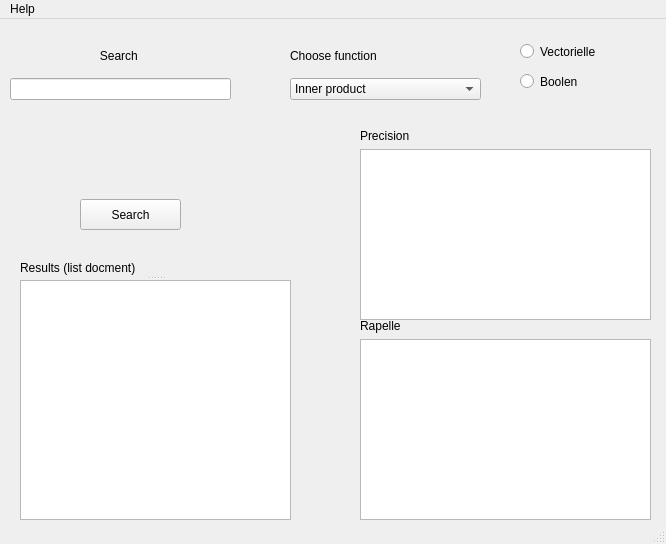
Old version of the form src/ui/main.ui in the repository youcefAZ/RI_project.
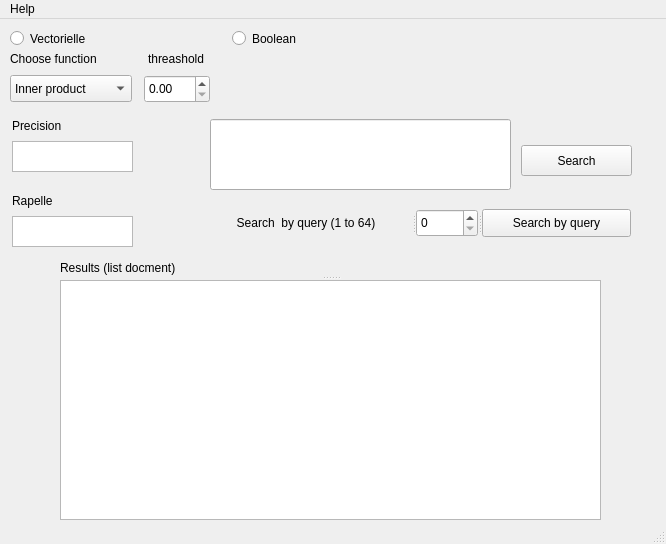
New version of the form.

Commit message:
Finish ui & add some useful functions & docstrings
* modify the ui, therefore the main_window_ui.py and main.ui files
* add get_them_all
* add all the needed functions for the gui
* i think this is a good v0.1

```diff
--- a/src/ui/main.ui
+++ b/src/ui/main.ui
@@ -17,9 +17,9 @@
    <widget class="QPushButton" name="search_btn">
     <property name="geometry">
      <rect>
-      <x>80</x>
-      <y>180</y>
-      <width>101</width>
+      <x>521</x>
+      <y>126</y>
+      <width>111</width>
       <height>31</height>
      </rect>
     </property>
@@ -27,38 +27,25 @@
      <string>Search</string>
     </property>
    </widget>
-   <widget class="QRadioButton" name="vectorielle_radio">
-    <property name="geometry">
-     <rect>
-      <x>520</x>
-      <y>20</y>
-      <width>95</width>
-      <height>25</height>
-     </rect>
-    </property>
-    <property name="text">
-     <string>Vectorielle</string>
-    </property>
-   </widget>
    <widget class="QRadioButton" name="boolean_radio">
     <property name="geometry">
      <rect>
-      <x>520</x>
-      <y>50</y>
-      <width>109</width>
+      <x>232</x>
+      <y>7</y>
+      <width>80</width>
       <height>25</height>
      </rect>
     </property>
     <property name="text">
-     <string>Boolen</string>
+     <string>Boolean</string>
     </property>
    </widget>
    <widget class="QSplitter" name="splitter">
     <property name="geometry">
      <rect>
-      <x>20</x>
+      <x>60</x>
       <y>240</y>
-      <width>271</width>
+      <width>541</width>
       <height>261</height>
      </rect>
     </property>
@@ -72,117 +59,172 @@
     </widget>
     <widget class="QTextBrowser" name="document_result_field"/>
    </widget>
-   <widget class="QWidget" name="layoutWidget">
+   <widget class="QDoubleSpinBox" name="threshold_field">
     <property name="geometry">
      <rect>
-      <x>290</x>
-      <y>20</y>
-      <width>191</width>
-      <height>61</height>
+      <x>144</x>
+      <y>56</y>
+      <width>66</width>
+      <height>28</height>
      </rect>
     </property>
-    <layout class="QVBoxLayout" name="verticalLayout">
-     <item>
-      <widget class="QLabel" name="func_chs_label">
-       <property name="text">
-        <string>Choose function</string>
-       </property>
-      </widget>
-     </item>
-     <item>
-      <widget class="QComboBox" name="function_chs_cbx">
-       <item>
-        <property name="text">
-         <string>Inner product</string>
-        </property>
-       </item>
-       <item>
-        <property name="text">
-         <string>Dice coef</string>
-        </property>
-       </item>
-       <item>
-        <property name="text">
-         <string>Cosinus</string>
-        </property>
-       </item>
-       <item>
-        <property name="text">
-         <string>Jaccard</string>
-        </property>
-       </item>
-      </widget>
-     </item>
-    </layout>
    </widget>
-   <widget class="QWidget" name="layoutWidget">
+   <widget class="QLabel" name="threashold_label">
     <property name="geometry">
      <rect>
-      <x>360</x>
-      <y>110</y>
-      <width>291</width>
-      <height>191</height>
+      <x>148</x>
+      <y>30</y>
+      <width>72</width>
+      <height>19</height>
      </rect>
     </property>
-    <layout class="QVBoxLayout" name="verticalLayout_4">
-     <item>
-      <widget class="QLabel" name="precision_lbl">
-       <property name="text">
-        <string>Precision</string>
-       </property>
-      </widget>
-     </item>
-     <item>
-      <widget class="QTextBrowser" name="precision_field"/>
-     </item>
-    </layout>
+    <property name="text">
+     <string>threashold</string>
+    </property>
    </widget>
-   <widget class="QWidget" name="layoutWidget">
+   <widget class="QTextBrowser" name="recall_field">
     <property name="geometry">
      <rect>
-      <x>360</x>
-      <y>300</y>
-      <width>291</width>
-      <height>201</height>
+      <x>12</x>
+      <y>197</y>
+      <width>121</width>
+      <height>31</height>
      </rect>
     </property>
-    <layout class="QVBoxLayout" name="verticalLayout_3">
-     <item>
-      <widget class="QLabel" name="recall_lbl">
-       <property name="text">
-        <string>Rapelle</string>
-       </property>
-      </widget>
-     </item>
-     <item>
-      <widget class="QTextBrowser" name="recall_field"/>
-     </item>
-    </layout>
    </widget>
-   <widget class="QWidget" name="layoutWidget">
+   <widget class="QLabel" name="precision_lbl">
     <property name="geometry">
      <rect>
+      <x>12</x>
+      <y>97</y>
+      <width>61</width>
+      <height>19</height>
+     </rect>
+    </property>
+    <property name="text">
+     <string>Precision</string>
+    </property>
+   </widget>
+   <widget class="QLabel" name="recall_lbl">
+    <property name="geometry">
+     <rect>
+      <x>12</x>
+      <y>172</y>
+      <width>50</width>
+      <height>19</height>
+     </rect>
+    </property>
+    <property name="text">
+     <string>Rapelle</string>
+    </property>
+   </widget>
+   <widget class="QLabel" name="func_chs_label">
+    <property name="geometry">
+     <rect>
       <x>10</x>
-      <y>20</y>
-      <width>221</width>
-      <height>61</height>
+      <y>30</y>
+      <width>109</width>
+      <height>19</height>
      </rect>
     </property>
-    <layout class="QVBoxLayout" name="verticalLayout_2">
-     <item>
-      <widget class="QLabel" name="search_label">
-       <property name="text">
-        <string>Search </string>
-       </property>
-       <property name="alignment">
-        <set>Qt::AlignCenter</set>
-       </property>
-      </widget>
-     </item>
-     <item>
-      <widget class="QLineEdit" name="search_field"/>
-     </item>
-    </layout>
+    <property name="text">
+     <string>Choose function</string>
+    </property>
+   </widget>
+   <widget class="QRadioButton" name="vectorielle_radio">
+    <property name="geometry">
+     <rect>
+      <x>10</x>
+      <y>7</y>
+      <width>97</width>
+      <height>25</height>
+     </rect>
+    </property>
+    <property name="text">
+     <string>Vectorielle</string>
+    </property>
+   </widget>
+   <widget class="QLineEdit" name="search_field">
+    <property name="geometry">
+     <rect>
+      <x>210</x>
+      <y>100</y>
+      <width>301</width>
+      <height>71</height>
+     </rect>
+    </property>
+   </widget>
+   <widget class="QTextBrowser" name="precision_field">
+    <property name="geometry">
+     <rect>
+      <x>12</x>
+      <y>122</y>
+      <width>121</width>
+      <height>31</height>
+     </rect>
+    </property>
+   </widget>
+   <widget class="QSplitter" name="splitter_3">
+    <property name="geometry">
+     <rect>
+      <x>200</x>
+      <y>190</y>
+      <width>431</width>
+      <height>28</height>
+     </rect>
+    </property>
+    <property name="orientation">
+     <enum>Qt::Horizontal</enum>
+    </property>
+    <widget class="QSplitter" name="splitter_2">
+     <property name="orientation">
+      <enum>Qt::Horizontal</enum>
+     </property>
+     <widget class="QLabel" name="search_query_label">
+      <property name="text">
+       <string>Search  by query (1 to 64)</string>
+      </property>
+      <property name="alignment">
+       <set>Qt::AlignCenter</set>
+      </property>
+     </widget>
+     <widget class="QSpinBox" name="query_select_box"/>
+    </widget>
+    <widget class="QPushButton" name="search_by_query_btn">
+     <property name="text">
+      <string>Search by query</string>
+     </property>
+    </widget>
+   </widget>
+   <widget class="QComboBox" name="function_chs_cbx">
+    <property name="geometry">
+     <rect>
+      <x>10</x>
+      <y>56</y>
+      <width>122</width>
+      <height>27</height>
+     </rect>
+    </property>
+    <item>
+     <property name="text">
+      <string>Inner product</string>
+     </property>
+    </item>
+    <item>
+     <property name="text">
+      <string>Dice coef</string>
+     </property>
+    </item>
+    <item>
+     <property name="text">
+      <string>Cosinus</string>
+     </property>
+    </item>
+    <item>
+     <property name="text">
+      <string>Jaccard</string>
+     </property>
+    </item>
    </widget>
   </widget>
   <widget class="QMenuBar" name="menubar">
```
The commit also changes 6 other files.
